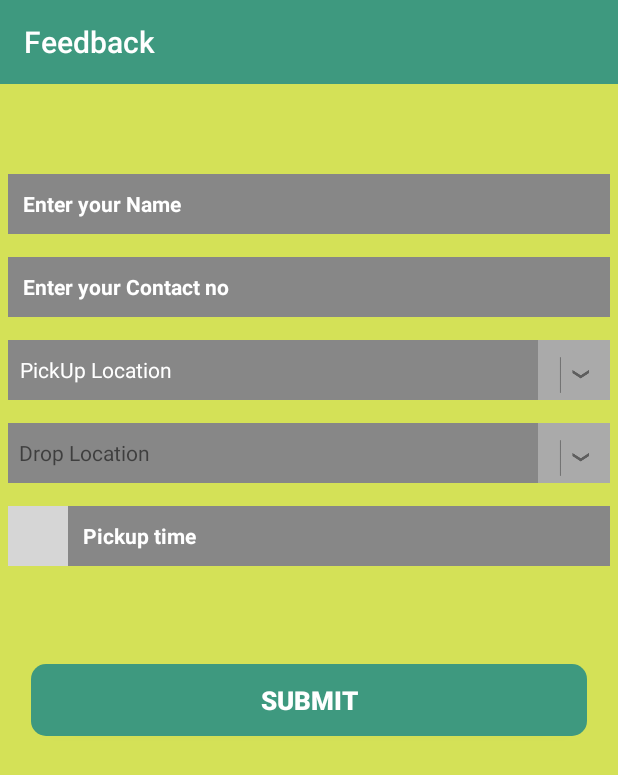
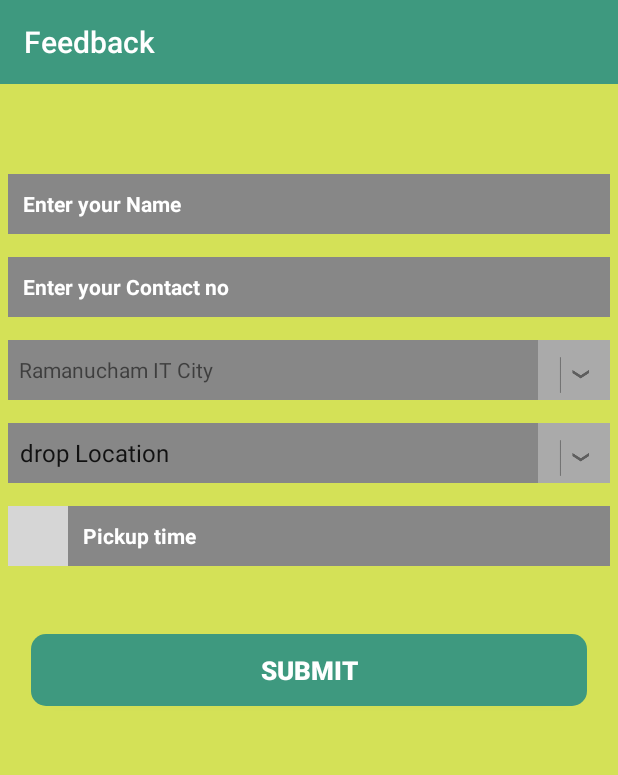
Before and after one commit to sathishid/CabServices, an Android app: the Feedback screen opened directly, with no data from a screen before it, after a tap on "SUBMIT", on a phone screen of 412 x 824 dp. Shown: the top 775 px of the screen. Run offline under Robolectric (Android 15) with nearby library versions, the phone set to English and light mode, and no system bars; our stand-ins replace Volley; network calls fail; grey boxes are pictures that could not be loaded.

Commit message:
1. Drop Location enable, \n 2. Pickup Location disbaled \n 3. SPT image background updated

```diff
--- a/app/src/main/java/com/ara/cabservices/Feedback.java
+++ b/app/src/main/java/com/ara/cabservices/Feedback.java
@@ -43,16 +43,16 @@ public class Feedback extends AppCompatActivity {
     //    static final int TIME_DIALOG_ID = 1111;
     EditText fName, fcNo;
     TextView pick, drop;
-    TextView picktext, droptext;
-    Spinner pickUpLoc;
-    TextView dropLoc;
+    TextView picktext;
+    TextView pickUpLoc;
+    Spinner dropLoc;
     Button submit;
     Toolbar toolbar;
     String format;
     Calendar calendar;
     TimePickerDialog timepickerdialog;
     String[] pickupareas = {"PickUp Location", "Vijaya nagar", "Perungudi", "Tnagar Bus Terminus", "Nandanam", "Mylapore", "Le Royal Merridien"};
-    //    String[] dropareas = {"drop Location", "Vijaya nagar", "Perungudi", "Tnagar Bus Terminus", "Nandanam", "Mylapore", "Le Royal Merridien"};
+      String[] dropareas = {"drop Location", "Vijaya nagar", "Perungudi", "Tnagar Bus Terminus", "Nandanam", "Mylapore", "Le Royal Merridien"};
     private int CalendarHour, CalendarMinute;
 
     @Override
@@ -67,8 +67,8 @@ public class Feedback extends AppCompatActivity {
 
         fName = (EditText) findViewById(R.id.feedname);
         fcNo = (EditText) findViewById(R.id.feedno);
-        pickUpLoc = (Spinner) findViewById(R.id.feedpickuploc);
-        dropLoc = (TextView) findViewById(R.id.feeddroploc);
+        pickUpLoc = (TextView) findViewById(R.id.feedpickuploc);
+        dropLoc = (Spinner) findViewById(R.id.feeddroploc);
         pick = (TextView) findViewById(R.id.feedpick);
 
         submit = (Button) findViewById(R.id.feedsubmit);
@@ -77,7 +77,7 @@ public class Feedback extends AppCompatActivity {
 
         isPermissionGranted();
 
-        setPickupSpinner();
+        setDropSpinner();
 
         if (isNetworkAvailable()) {
             submit.setOnClickListener(new View.OnClickListener() {
@@ -102,22 +102,13 @@ public class Feedback extends AppCompatActivity {
         });
 
 
-        droptext.setOnClickListener(new View.OnClickListener() {
-            @Override
-            public void onClick(View view) {
-
-                dropmethod();
-            }
-        });
-
-
-        pickUpLoc.setOnItemSelectedListener(new AdapterView.OnItemSelectedListener() {
+        dropLoc.setOnItemSelectedListener(new AdapterView.OnItemSelectedListener() {
             @Override
             public void onItemSelected(AdapterView<?> adapterView, View view, int i, long l) {
 
 
-                ((TextView) adapterView.getChildAt(i)).setTextColor(Color.WHITE);
-                ((TextView) adapterView.getChildAt(i)).setTextSize(14);
+//                ((TextView) adapterView.getChildAt(i)).setTextColor(Color.WHITE);
+//                ((TextView) adapterView.getChildAt(i)).setTextSize(14);
 
             }
 
@@ -129,11 +120,11 @@ public class Feedback extends AppCompatActivity {
     }
 
 
-    private void setPickupSpinner() {
-        ArrayAdapter adapter = new ArrayAdapter(this, android.R.layout.simple_spinner_item, pickupareas);
+    private void setDropSpinner() {
+        ArrayAdapter adapter = new ArrayAdapter(this, android.R.layout.simple_spinner_item, dropareas);
         adapter.setDropDownViewResource(android.R.layout.simple_spinner_dropdown_item);
-        pickUpLoc.setPrompt("Select pickUp Location");
-        pickUpLoc.setAdapter(adapter);
+        dropLoc.setPrompt("Select Drop Location");
+        dropLoc.setAdapter(adapter);
     }
 
 
@@ -170,7 +161,7 @@ public class Feedback extends AppCompatActivity {
                         }
 
 
-                        droptext.setText(hourOfDay + ":" + minute + format);
+
                     }
                 }, CalendarHour, CalendarMinute, false);
         timepickerdialog.show();
@@ -236,22 +227,22 @@ public class Feedback extends AppCompatActivity {
 
         final String feedname = fName.getText().toString();
         final String feedfcno = fcNo.getText().toString();
-        final String pickfeed = pickUpLoc.getSelectedItem().toString();
-        final String dropfeed = dropLoc.getText().toString();
-        final String feedteextt = droptext.getText().toString();
+        final String pickfeed = pickUpLoc.getText().toString();
+        final String dropfeed = dropLoc.getSelectedItem().toString();
+
         final String feedpitext = picktext.getText().toString();
 
 
-        if (feedname.isEmpty() || feedfcno.isEmpty() || pickfeed.isEmpty() || dropfeed.isEmpty() || feedteextt.isEmpty() || feedpitext.isEmpty()) {
+        if (feedname.isEmpty() || feedfcno.isEmpty() || pickfeed.isEmpty() || dropfeed.isEmpty() ||  feedpitext.isEmpty()) {
             Toast.makeText(Feedback.this, "please fill all details", Toast.LENGTH_SHORT).show();
         }
 
 
         Log.e("TAG", "" + fName.getText().toString());
         Log.e("TAG", "" + fcNo.getText().toString());
-        Log.e("TAG", "" + pickUpLoc.getSelectedItem().toString());
-        Log.e("TAG", "" + dropLoc.getText().toString());
-        Log.e("TAG", "" + droptext.getText().toString());
+        Log.e("TAG", "" + pickUpLoc.getText().toString());
+        Log.e("TAG", "" + dropLoc.getSelectedItem().toString());
+
         Log.e("TAG", "" + picktext.getText().toString());
         final String valid = "success";
 
@@ -266,10 +257,10 @@ public class Feedback extends AppCompatActivity {
                 Toast.makeText(Feedback.this, "thanks for your feedback", Toast.LENGTH_SHORT).show();
                 fName.setText("");
                 fcNo.setText("");
-                droptext.setText("Drop time");
+
                 picktext.setText("Pickup time");
-                pickUpLoc.setSelection(0);
-                dropLoc.setText("Drop Location");
+               dropLoc.setSelection(0);
+
 
 
             }
@@ -285,9 +276,9 @@ public class Feedback extends AppCompatActivity {
                 Map map = new HashMap();
                 map.put("name", fName.getText().toString());
                 map.put("contactNo", fcNo.getText().toString());
-                map.put("pickup", pickUpLoc.getSelectedItem().toString());
-                map.put("drop", dropLoc.getText().toString());
-                map.put("dropTime", droptext.getText().toString());
+                map.put("pickup", pickUpLoc.getText().toString());
+                map.put("drop", dropLoc.getSelectedItem().toString());
+
                 map.put("pickTime", picktext.getText().toString());
                 return map;
             }
--- a/app/src/main/res/layout/activity_feedback.xml
+++ b/app/src/main/res/layout/activity_feedback.xml
@@ -67,15 +67,18 @@
             android:orientation="horizontal"
             android:weightSum="3">
 
-            <Spinner
+
+            <TextView
                 android:id="@+id/feedpickuploc"
                 android:layout_width="360dp"
+                android:text="Ramanucham IT City"
+                android:gravity="fill"
+                android:padding="7dp"
                 android:layout_height="match_parent"
                 android:layout_weight="2.5"
-                android:background="@color/editTextBG"
-                android:spinnerMode="dropdown">
+                android:background="@color/editTextBG">
 
-            </Spinner>
+            </TextView>
 
             <ImageView
                 android:id="@+id/imagelogoo"
@@ -92,18 +95,15 @@
             android:layout_marginTop="15dp"
             android:orientation="horizontal"
             android:weightSum="3">
-
-            <TextView
+            <Spinner
                 android:id="@+id/feeddroploc"
                 android:layout_width="360dp"
-                android:text="Drop Location"
-                android:gravity="fill"
-                android:padding="7dp"
                 android:layout_height="match_parent"
                 android:layout_weight="2.5"
-                android:background="@color/editTextBG">
+                android:background="@color/editTextBG"
+                android:spinnerMode="dropdown">
 
-            </TextView>
+            </Spinner>
 
             <ImageView
                 android:id="@+id/imageloo"
@@ -154,7 +154,7 @@
             android:layout_gravity="center"
             android:layout_marginLeft="15dp"
             android:layout_marginRight="15dp"
-            android:layout_marginTop="65dp"
+            android:layout_marginTop="45dp"
             android:background="@drawable/buttonback"
             android:text="submit"
             android:textColor="@color/white"
```
Also changed, not shown: app/src/main/res/drawable/spt.jpg.
